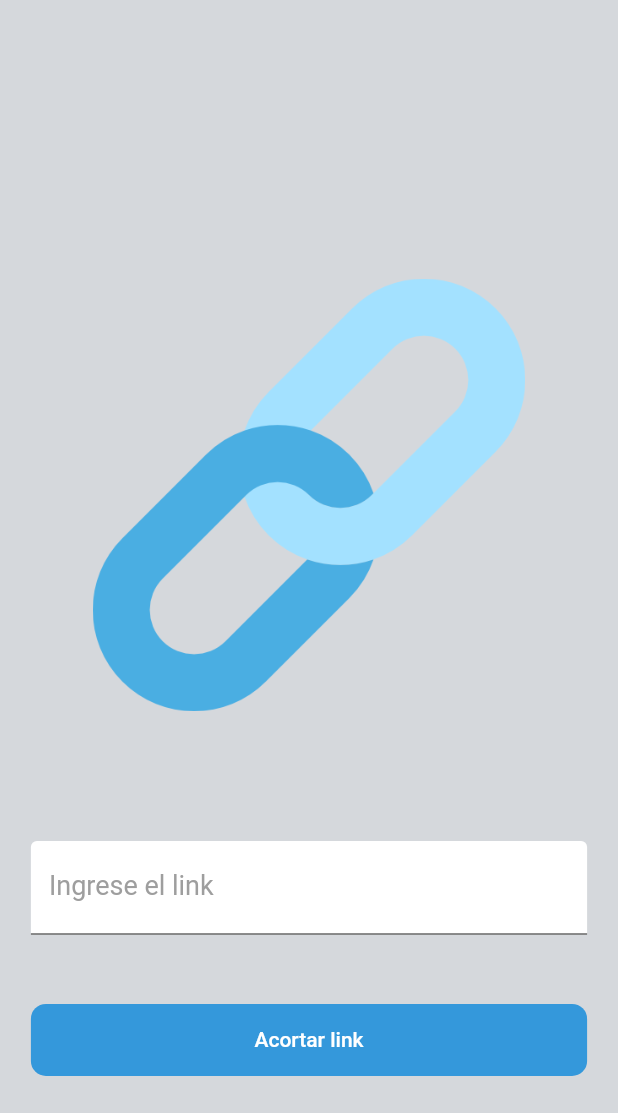
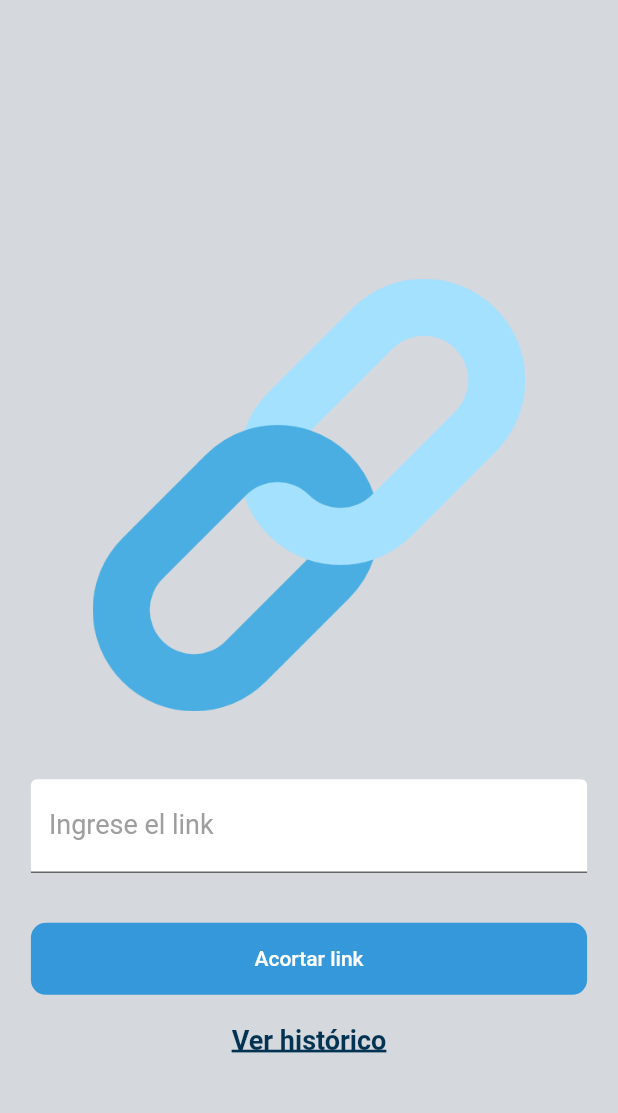
Before and after one commit to mgmeza11/CutLinkProject, a Flutter app: the screen it shows after launch, on a phone screen of 412 x 824 dp, the part 123-1236 px from its top. Run offline on Flutter 3.47's test engine with Material 2 defaults, Android fonts, the phone set to English and light mode, and no system bars; our stand-ins replace get, sqflite; accounts and stored records are empty.

Commit message:
Se implementa consulta de histórico

```diff
--- a/lib/data/datasources/local/link_local_data_source.dart
+++ b/lib/data/datasources/local/link_local_data_source.dart
@@ -5,7 +5,7 @@ import '../../../domain/models/LinkData.dart';
 
 class LinkLocalDataSource {
   Database? _database;
-  String tableName = 'users';
+  String tableName = 'links';
 
   Future<Database> get database async {
     if (_database != null) return _database!;
--- a/lib/domain/repositories/link_repository.dart
+++ b/lib/domain/repositories/link_repository.dart
@@ -9,6 +9,7 @@ class LinkRepository{
 
   LinkRepository() {
     remoteDataSource = LinkRemoteDataSource();
+    localDataSource = LinkLocalDataSource();
   }
 
   Future<String> getShortLink(String link) async {
--- a/lib/main.dart
+++ b/lib/main.dart
@@ -1,14 +1,18 @@
 import 'package:cut_link_project/domain/repositories/link_repository.dart';
 import 'package:cut_link_project/domain/usecases/link_usecases.dart';
-import 'package:cut_link_project/view/main_controller.dart';
+import 'package:cut_link_project/view/controllers/main_controller.dart';
 import 'package:flutter/material.dart';
 import 'package:get/get.dart';
-import 'dart:developer';
+
+
+import 'view/controllers/historical_controller.dart';
+import 'view/widgets/my_home_page.dart';
 
 void main() {
   Get.put(LinkRepository());
   Get.put(LinkUseCases());
   Get.put(MainController());
+  Get.put(HistoricalController());
 
   runApp(const MyApp());
 }
@@ -27,131 +31,3 @@ class MyApp extends StatelessWidget {
     );
   }
 }
-
-class MyHomePage extends StatefulWidget {
-  const MyHomePage({super.key});
-
-  @override
-  State<MyHomePage> createState() => _MyHomePageState();
-}
-
-class _MyHomePageState extends State<MyHomePage> {
-  late double _deviceHeight, _deviceWidth;
-  final controllerLinkTextField = TextEditingController();
-  MainController mainController = Get.find();
-
-  @override
-  Widget build(BuildContext context) {
-    _deviceHeight = MediaQuery.of(context).size.height;
-    _deviceWidth = MediaQuery.of(context).size.width;
-    return Scaffold(
-      body: SafeArea(
-        child: Container(
-            height: _deviceHeight,
-            width: _deviceWidth,
-            padding: EdgeInsets.symmetric(horizontal: _deviceWidth * 0.05),
-            child: Stack(
-              children: [
-                Align(
-                  alignment: Alignment.center,
-                  child: _imageWidget(),
-                ),
-                Column(
-                  mainAxisAlignment: MainAxisAlignment.spaceBetween,
-                  mainAxisSize: MainAxisSize.max,
-                  crossAxisAlignment: CrossAxisAlignment.start,
-                  children: [_titleWidget(), _containerForm()],
-                ),
-              ],
-            )),
-      ),
-    );
-  }
-
-  Widget _titleWidget() {
-    return const Text(
-      "#CutLink",
-      style: TextStyle(
-          color: Color.fromRGBO(52, 152, 219, 1.0),
-          fontSize: 70,
-          fontWeight: FontWeight.w800),
-    );
-  }
-
-  Widget _imageWidget() {
-    return Container(
-      width: _deviceWidth * 0.7,
-      decoration: const BoxDecoration(
-          image: DecorationImage(
-              fit: BoxFit.contain,
-              image: AssetImage("assets/images/link_icon.png"))),
-    );
-  }
-
-  Widget _containerForm() {
-    return Container(
-      height: _deviceHeight * 0.25,
-      padding: EdgeInsets.symmetric(vertical: _deviceHeight * 0.03),
-      child: Column(
-        mainAxisAlignment: MainAxisAlignment.spaceBetween,
-        mainAxisSize: MainAxisSize.max,
-        crossAxisAlignment: CrossAxisAlignment.center,
-        children: [
-          _fieldLinkWidget(),
-          _textShortLinkResultWidget("shortLink"),
-          _actionButton(),
-        ],
-      ),
-    );
-  }
-
-  Widget _fieldLinkWidget() {
-    return TextField(
-      key: Key('TextFieldLink'),
-      controller: controllerLinkTextField,
-      decoration: InputDecoration(
-        filled: true,
-        fillColor: Colors.white,
-        labelText: 'Ingrese el link',
-        labelStyle: TextStyle(color: Colors.grey, fontSize: 18),
-      ),
-      style: TextStyle(fontSize: 18, color: Colors.black),
-    );
-  }
-
-  Widget _textShortLinkResultWidget(String shortLink) {
-
-    return Obx(() =>
-        Container(
-            width: _deviceWidth,
-            child: Text(
-              mainController.currentShortLink.value,
-              style:
-              TextStyle(
-                  color: Color.fromRGBO(52, 152, 219, 1.0),
-                  fontSize: 18),
-              textAlign: TextAlign.left,
-            ))
-    );
-  }
-
-  Widget _actionButton() {
-    return Container(
-      width: _deviceWidth,
-      decoration: BoxDecoration(
-          color: const Color.fromRGBO(52, 152, 219, 1.0),
-          borderRadius: BorderRadius.circular(10)),
-      child: MaterialButton(
-        onPressed: () {
-          var text = controllerLinkTextField.text;
-          log.printInfo(info: "text $text");
-          mainController.getShortLink(text);
-        },
-        child: const Text(
-          "Acortar link",
-          style: TextStyle(color: Colors.white),
-        ),
-      ),
-    );
-  }
-}
--- a/lib/view/main_controller.dart
+++ b/lib/view/controllers/main_controller.dart
@@ -1,20 +1,24 @@
 import 'package:cut_link_project/domain/models/LinkData.dart';
 import 'package:get/get.dart';
 
-import '../domain/usecases/link_usecases.dart';
+import '../../domain/usecases/link_usecases.dart';
 
 class MainController extends GetxController {
   LinkUseCases linkUseCase = Get.find();
   var _linkList = <LinkData>[].obs;
-  var _currentShortLink = ''.obs;
+  final _currentShortLink = ''.obs;
+  final _isLoading = false.obs;
 
   List<LinkData> get linkList => _linkList;
   RxString  get currentShortLink => _currentShortLink;
+  RxBool get isLoading => _isLoading;
 
   Future<void> getShortLink(link) async {
     _currentShortLink.value = '';
+    _isLoading.value = true;
    var newShortLink = await linkUseCase.getShortLink(link);
    _currentShortLink.value = newShortLink;
+   _isLoading.value = false;
   }
 
   Future<void> getAllLinks() async {
--- /dev/null
+++ b/lib/view/widgets/my_home_page.dart
@@ -0,0 +1,175 @@
+import 'package:flutter/material.dart';
+import 'package:get/get.dart';
+import 'dart:developer';
+import '../controllers/main_controller.dart';
+import 'historical_page.dart';
+
+class MyHomePage extends StatefulWidget {
+  const MyHomePage({super.key});
+
+  @override
+  State<MyHomePage> createState() => _MyHomePageState();
+}
+
+class _MyHomePageState extends State<MyHomePage> {
+  late double _deviceHeight, _deviceWidth;
+  final controllerLinkTextField = TextEditingController();
+  MainController mainController = Get.find();
+
+  @override
+  Widget build(BuildContext context) {
+    _deviceHeight = MediaQuery.of(context).size.height;
+    _deviceWidth = MediaQuery.of(context).size.width;
+    return Scaffold(
+      body: SafeArea(
+        child: Container(
+            height: _deviceHeight,
+            width: _deviceWidth,
+            padding: EdgeInsets.symmetric(horizontal: _deviceWidth * 0.05),
+            child: Stack(
+              children: [
+                Align(
+                  alignment: Alignment.center,
+                  child: _imageWidget(),
+                ),
+                Column(
+                  mainAxisAlignment: MainAxisAlignment.spaceBetween,
+                  mainAxisSize: MainAxisSize.max,
+                  crossAxisAlignment: CrossAxisAlignment.start,
+                  children: [_titleWidget(),
+                    Obx(() =>
+                    mainController.isLoading.value ? _progressBarWidget() : _containerForm()
+                    ),
+                  ],
+                ),
+              ],
+            )),
+      ),
+    );
+  }
+
+  Widget _titleWidget() {
+    return const Text(
+      "#CutLink",
+      style: TextStyle(
+          color: Color.fromRGBO(52, 152, 219, 1.0),
+          fontSize: 70,
+          fontWeight: FontWeight.w800),
+    );
+  }
+
+  Widget _imageWidget() {
+    return Container(
+      width: _deviceWidth * 0.7,
+      decoration: const BoxDecoration(
+          image: DecorationImage(
+              fit: BoxFit.contain,
+              image: AssetImage("assets/images/link_icon.png"))),
+    );
+  }
+
+  Widget _containerForm() {
+    return Container(
+      height: _deviceHeight * 0.3,
+      padding: EdgeInsets.symmetric(vertical: _deviceHeight * 0.03),
+      child: Column(
+        mainAxisAlignment: MainAxisAlignment.spaceBetween,
+        mainAxisSize: MainAxisSize.max,
+        crossAxisAlignment: CrossAxisAlignment.center,
+        children: [
+          _fieldLinkWidget(),
+          _textShortLinkResultWidget("shortLink"),
+          _actionButton(),
+          _historicalAccessWidget()
+        ],
+      ),
+    );
+  }
+
+  Widget _fieldLinkWidget() {
+    return TextField(
+      key: Key('TextFieldLink'),
+      controller: controllerLinkTextField,
+      decoration: InputDecoration(
+        filled: true,
+        fillColor: Colors.white,
+        labelText: 'Ingrese el link',
+        labelStyle: TextStyle(color: Colors.grey, fontSize: 18),
+      ),
+      style: TextStyle(fontSize: 18, color: Colors.black),
+    );
+  }
+
+  Widget _textShortLinkResultWidget(String shortLink) {
+
+    return Obx(() =>
+        Container(
+            width: _deviceWidth,
+            child: Text(
+              mainController.currentShortLink.value,
+              style:
+              TextStyle(
+                  color: Color.fromRGBO(52, 152, 219, 1.0),
+                  fontSize: 18),
+              textAlign: TextAlign.left,
+            ))
+    );
+  }
+
+  Widget _actionButton() {
+    return Container(
+      width: _deviceWidth,
+      decoration: BoxDecoration(
+          color: const Color.fromRGBO(52, 152, 219, 1.0),
+          borderRadius: BorderRadius.circular(10)),
+      child: MaterialButton(
+        onPressed: () {
+          var text = controllerLinkTextField.text;
+          log.printInfo(info: "text $text");
+          mainController.getShortLink(text);
+        },
+        child: const Text(
+          "Acortar link",
+          style: TextStyle(color: Colors.white),
+        ),
+      ),
+    );
+  }
+
+  Widget _progressBarWidget(){
+    return  Container(
+      padding: EdgeInsets.symmetric(vertical: _deviceHeight * 0.05),
+      child: LinearProgressIndicator(
+        backgroundColor: Colors.blue.shade200,
+        valueColor: AlwaysStoppedAnimation(Colors.blue.shade400),
+        minHeight: 15,
+      ),
+    );
+  }
+
+  Widget _historicalAccessWidget() {
+    return
+        Container(
+            width: _deviceWidth,
+            child: TextButton(
+              onPressed: () {
+                Navigator.push(
+                  context,
+                  MaterialPageRoute(builder: (context) => const HistoricalPage()),
+                );
+              },
+              child: Text(
+                'Ver histórico',
+                style:
+                TextStyle(
+                    color: Color.fromRGBO(2, 51, 83, 1.0),
+                    fontSize: 18,
+                    fontWeight: FontWeight.w600,
+                    decoration: TextDecoration.underline,
+                    decorationThickness: 2
+                ),
+                textAlign: TextAlign.center,
+              ),
+            ));
+  }
+}
```
Also changed, not shown: lib/view/controllers/historical_controller.dart (added, +18 -0 lines), lib/view/widgets/historical_page.dart (added, +85 -0 lines).
